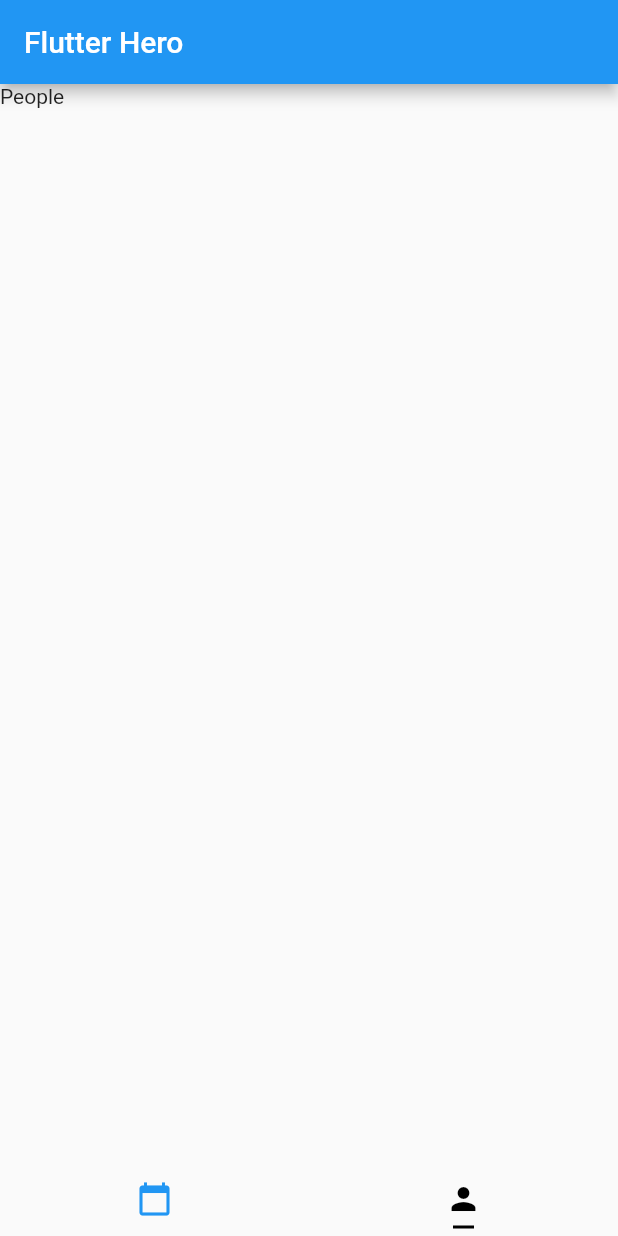
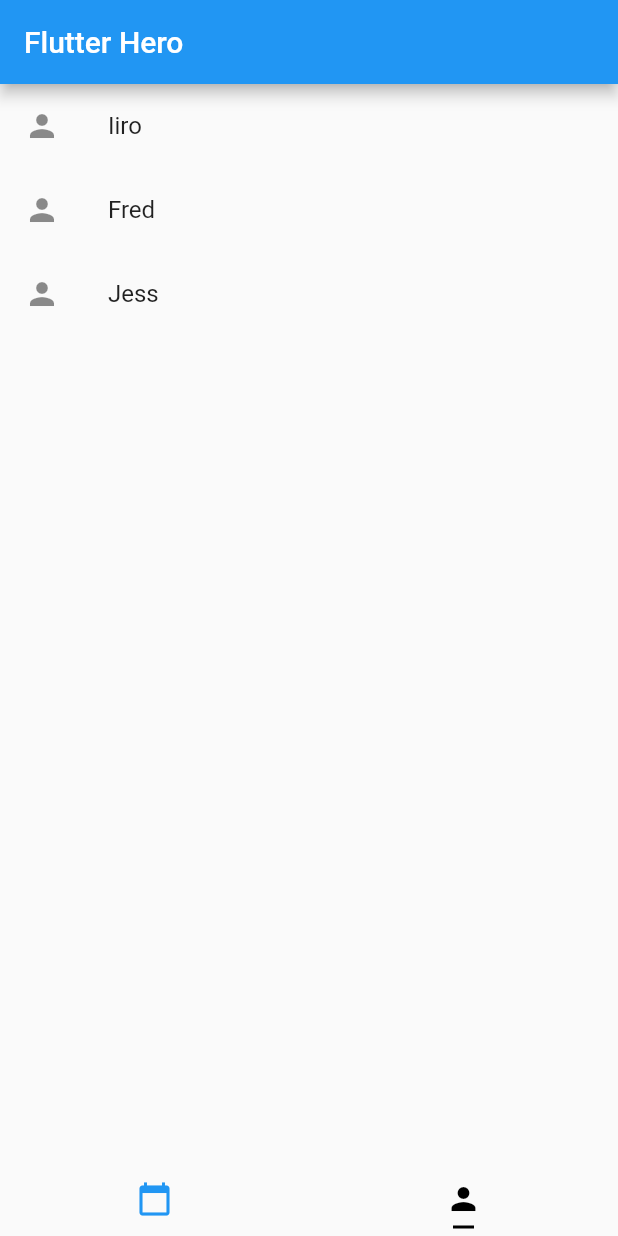
Before and after one commit to tomgilder/flutter-hero, a Flutter app: the HomePage screen opened directly, tab 2 chosen, on a phone screen of 412 x 824 dp. Run offline on Flutter 3.47's test engine with Material 2 defaults, Android fonts, the phone set to English and light mode, and no system bars.

Commit message:
Add hero page

```diff
--- a/flutter_hero/lib/onboarding_page.dart
+++ b/flutter_hero/lib/onboarding_page.dart
@@ -20,7 +20,7 @@ class OnboardingPage extends StatelessWidget {
                 onPressed: () {
                   Navigator.push(
                     context,
-                    MaterialPageRoute(builder: (context) => HomePage(), settings: RouteSettings()),
+                    MaterialPageRoute(builder: (context) => HomePage()),
                   );
                 },
               ),
--- a/flutter_hero/lib/people_page.dart
+++ b/flutter_hero/lib/people_page.dart
@@ -1,8 +1,31 @@
 import 'package:flutter/material.dart';
+
+import 'hero_page.dart';
 
 class PeoplePage extends StatelessWidget {
   @override
   Widget build(BuildContext context) {
-    return Container(child: Text("People"));
+    return ListView(
+      children: <Widget>[
+        InkWell(
+            onTap: () => Navigator.push(
+              context,
+                MaterialPageRoute(builder: (context) => HeroPage()),
+              ),
+            child: ListTile(
+            leading: Icon(Icons.person),
+            title: Text('Iiro'),
+          ),
+        ),
+        ListTile(
+          leading: Icon(Icons.person),
+          title: Text('Fred'),
+        ),
+        ListTile(
+          leading: Icon(Icons.person),
+          title: Text('Jess'),
+        ),
+      ],
+    );
   }
 }
```
Also changed, not shown: flutter_hero/lib/hero_page.dart (added, +8 -0 lines).
